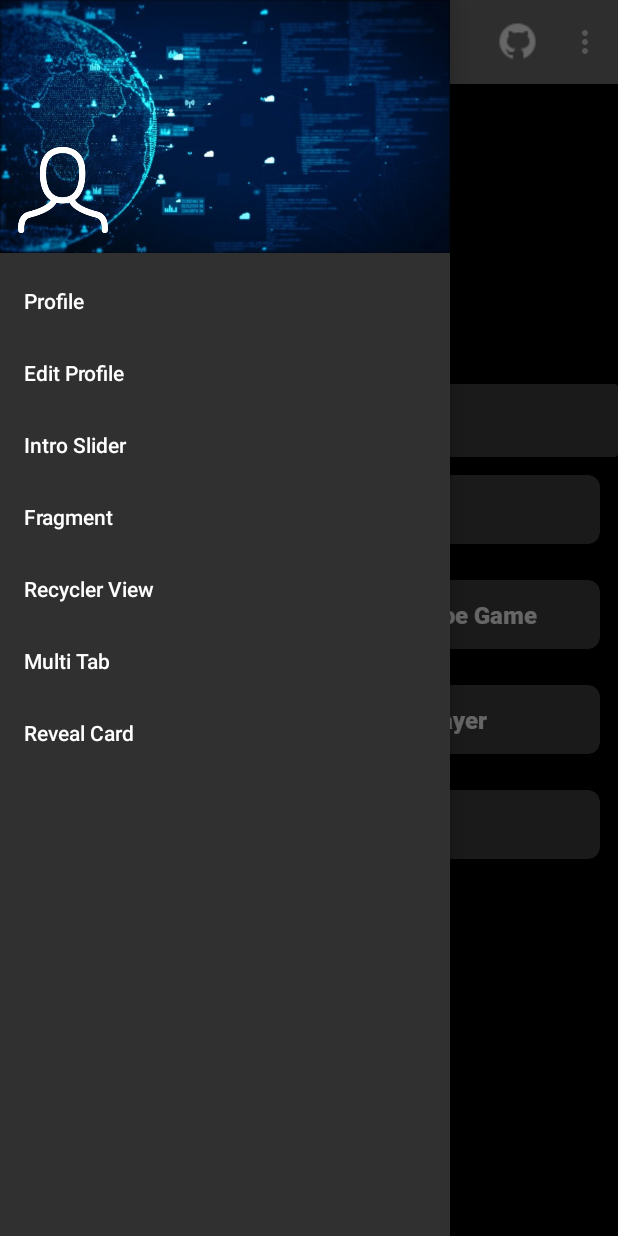
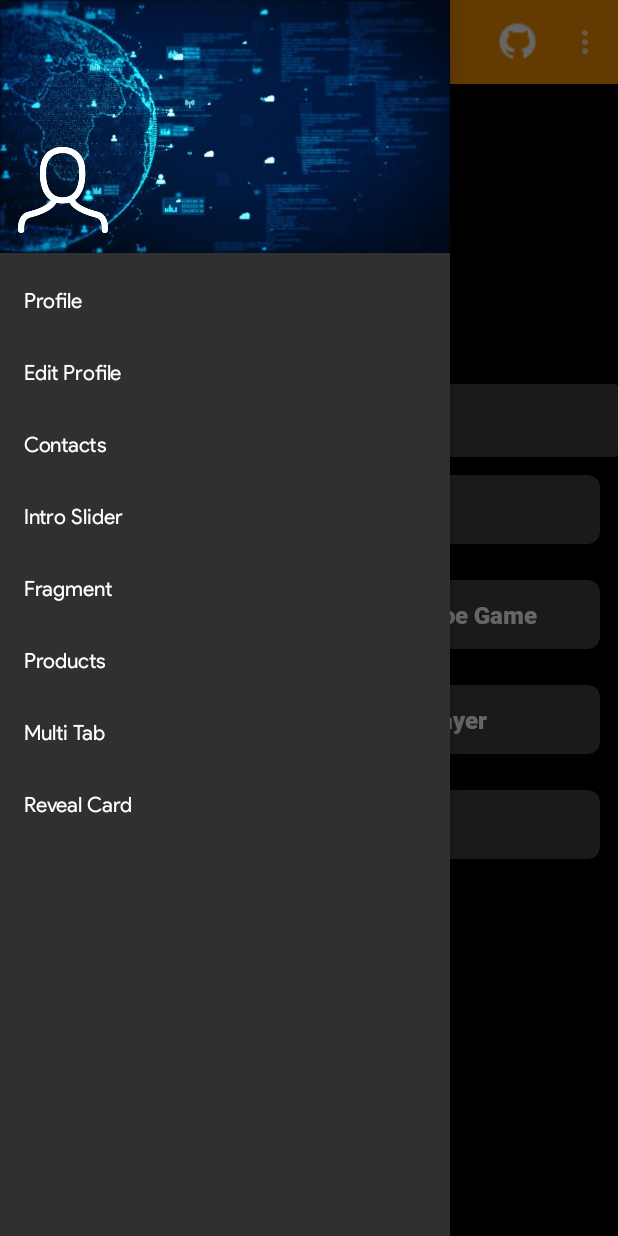
Before and after one commit to CnaKhn/My-First-Android-App, an Android app: the screen it shows after launch (MainActivity), with the side drawer open, on a phone screen of 412 x 824 dp. Run offline under Robolectric (Android 15) with nearby library versions, the light colour scheme and no system bars; libraries missing offline, so code that uses them is left out: com.facebook.drawee, com.facebook.imagepipeline, ss.com.bannerslider; plain views replace SimpleDraweeView; pictures from the network do not load; 15 statements that could not run were skipped.

Commit message:
add contact activity

```diff
--- a/app/src/main/java/com/cnakhn/faradarscompletion/Activities/RecyclerViewActivity.java
+++ b/app/src/main/java/com/cnakhn/faradarscompletion/Activities/ProductsActivity.java
@@ -7,6 +7,7 @@ import androidx.recyclerview.widget.RecyclerView;
 
 import android.os.Bundle;
 import android.os.Handler;
+import android.view.Menu;
 import android.view.View;
 import android.widget.LinearLayout;
 import android.widget.ProgressBar;
@@ -18,7 +19,7 @@ import com.cnakhn.faradarscompletion.R;
 import java.util.ArrayList;
 import java.util.List;
 
-public class RecyclerViewActivity extends AppCompatActivity {
+public class ProductsActivity extends AppCompatActivity {
     RecyclerView recyclerView;
     List<FakeDataGenerator> productList;
     ProductRecyclerViewAdapter adapter;
@@ -102,4 +103,5 @@ public class RecyclerViewActivity extends AppCompatActivity {
             i++;
         }
     }
+
 }
--- a/app/src/main/java/com/cnakhn/faradarscompletion/ArchitectureExample/NoteAdapter.java
+++ b/app/src/main/java/com/cnakhn/faradarscompletion/ArchitectureExample/NoteAdapter.java
@@ -12,9 +12,6 @@ import androidx.recyclerview.widget.ListAdapter;
 import androidx.recyclerview.widget.RecyclerView;
 
 import com.cnakhn.faradarscompletion.R;
-
-import java.util.ArrayList;
-import java.util.List;
 
 public class NoteAdapter extends ListAdapter<Note, NoteAdapter.NoteHolder> {
 
--- a/app/src/main/res/layout/activity_recycler_view.xml
+++ b/app/src/main/res/layout/activity_recycler_view.xml
@@ -4,12 +4,13 @@
     xmlns:tools="http://schemas.android.com/tools"
     android:layout_width="match_parent"
     android:layout_height="match_parent"
-    tools:context=".Activities.RecyclerViewActivity">
+    tools:context=".Activities.ProductsActivity">
 
     <androidx.recyclerview.widget.RecyclerView
         android:id="@+id/recycler_view"
         android:layout_width="match_parent"
-        android:layout_height="match_parent"/>
+        android:layout_height="match_parent"
+        tools:listitem="@layout/layout_products"/>
 
 
     <ProgressBar
--- a/app/src/main/res/menu/menu_navigation.xml
+++ b/app/src/main/res/menu/menu_navigation.xml
@@ -9,6 +9,9 @@
         android:id="@+id/nav_menu_edit_profile"
         android:title="Edit Profile" />
 
+    <item android:id="@+id/nav_menu_contacts"
+        android:title="Contacts"/>
+
     <item
         android:id="@+id/nav_menu_intro_slider"
         android:title="Intro Slider" />
@@ -18,8 +21,8 @@
         android:title="Fragment" />
 
     <item
-        android:id="@+id/nav_menu_recycler_view"
-        android:title="Recycler View" />
+        android:id="@+id/nav_menu_products"
+        android:title="Products" />
 
     <item
         android:id="@+id/nav_menu_multi_tab"
--- a/app/src/main/res/values/colors.xml
+++ b/app/src/main/res/values/colors.xml
@@ -1,8 +1,8 @@
 <?xml version="1.0" encoding="utf-8"?>
 <resources>
-    <color name="colorPrimary">#737373</color>
-    <color name="colorPrimaryDark">#3A3A3A</color>
-    <color name="colorAccent">#E1E1E1</color>
+    <color name="colorPrimary">#F89406</color>
+    <color name="colorPrimaryDark">#FFCC7025</color>
+    <color name="colorAccent">#F89406</color>
     <color name="colorWhite">#FFFFFF</color>
     <color name="colorLine">#66FFFFFF</color>
     <color name="colorError">#ac0800</color>
--- a/app/src/main/res/values/styles.xml
+++ b/app/src/main/res/values/styles.xml
@@ -5,6 +5,7 @@
         <item name="colorPrimary">@color/colorPrimary</item>
         <item name="colorPrimaryDark">@color/colorPrimaryDark</item>
         <item name="colorAccent">@color/colorAccent</item>
+        <item name="fontFamily">@font/product_sans_regular</item>
 
     </style>
 
@@ -13,6 +14,7 @@
         <item name="colorPrimary">@color/colorPrimary</item>
         <item name="colorPrimaryDark">@color/colorPrimaryDark</item>
         <item name="colorAccent">@color/colorAccent</item>
+        <item name="fontFamily">@font/product_sans_regular</item>
     </style>
 
     <style name="AppTheme.AppBarOverlay" parent="ThemeOverlay.AppCompat.Dark.ActionBar" />
```
Also changed, not shown: app/src/main/AndroidManifest.xml (+4 -4 lines), app/src/main/java/com/cnakhn/faradarscompletion/Activities/ContactsActivity.java (added, +31 -0 lines), app/src/main/java/com/cnakhn/faradarscompletion/Activities/MainActivity.java (+6 -2 lines), app/src/main/java/com/cnakhn/faradarscompletion/MyFirebaseMessagingService.java (+2 -5 lines), app/src/main/res/drawable/shape_circle.xml (added, +7 -0 lines), app/src/main/res/layout/activity_contacts.xml (added, +18 -0 lines), app/src/main/res/layout/layout_item_contact.xml (added, +38 -0 lines), app/src/main/res/font/product_sans_regular.ttf (added).
